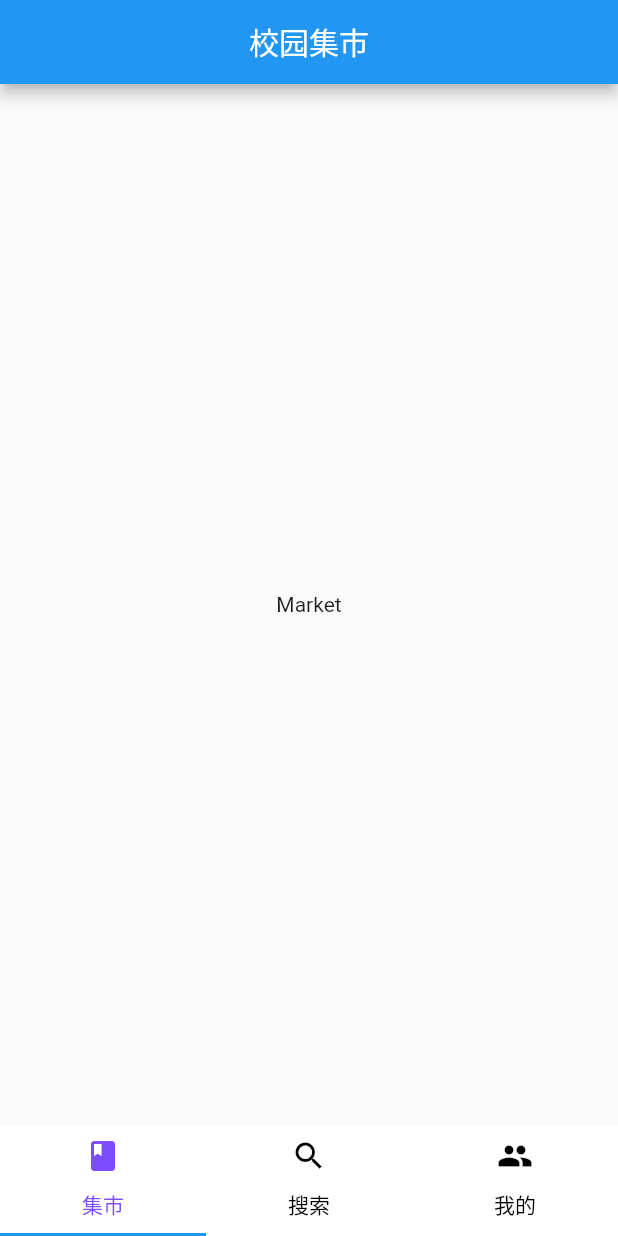
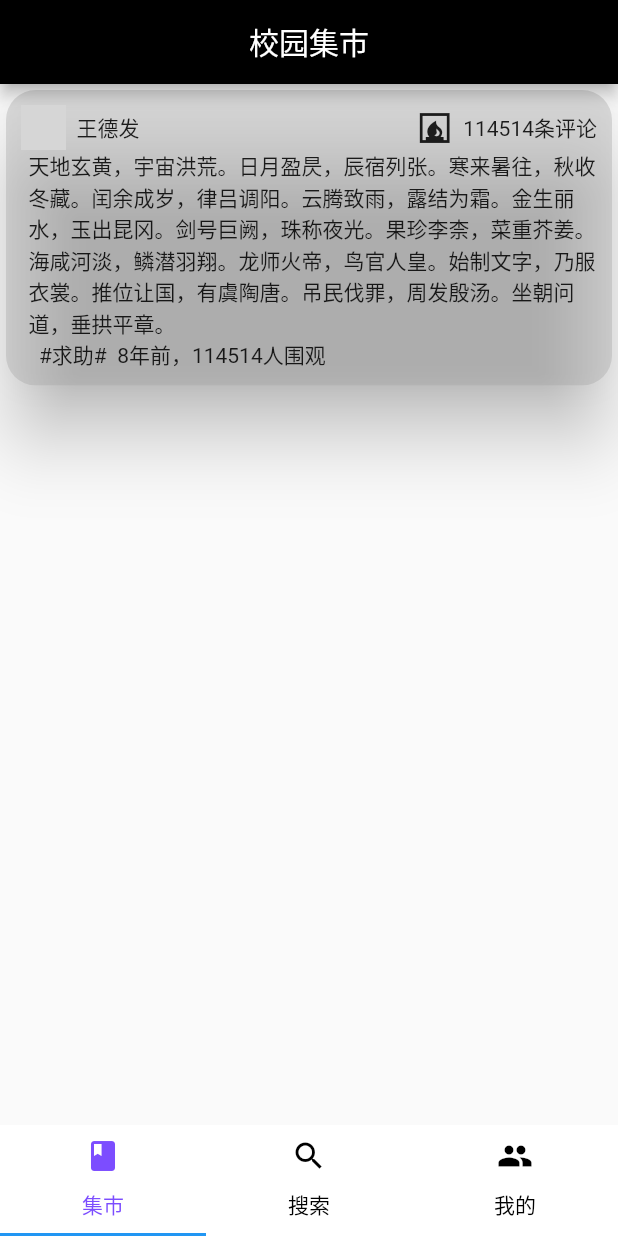
Before and after one commit to Mr-H-s-Fans/TheCampusMarket, a Flutter app: the screen it shows after launch, on a phone screen of 412 x 824 dp. Run offline on Flutter 3.47's test engine with Material 2 defaults, Android fonts, the phone set to English and light mode, and no system bars; grey boxes are pictures that could not be loaded.

Commit message:
添加了校园集市模板，更改了 AppBar 的颜色

```diff
--- a/lib/market.dart
+++ b/lib/market.dart
@@ -14,19 +14,84 @@ class MarketState extends State<Market> {
       debugShowCheckedModeBanner: false,
       home: Scaffold(
         appBar: AppBar(
+          backgroundColor: Colors.black,
           title: const Text("校园集市"),
           centerTitle: true,
         ),
         body: Center(
-          child: Column(
-            mainAxisAlignment: MainAxisAlignment.center,
-            children: const <Widget>[
-              Text("Market"),
+          child: ListView(
+            children: <Widget>[
+              Card(
+                color: Color.fromARGB(1, 157, 157, 157),
+                elevation: 20.0,
+                shape: RoundedRectangleBorder(
+                  borderRadius: BorderRadius.all(Radius.circular(20.0)),
+                ),
+                clipBehavior: Clip.antiAlias,
+                semanticContainer: false,
+                child: Container(
+                  color: Color.fromARGB(85, 158, 158, 158),
+                  alignment: Alignment.center,
+                  child: Padding(
+                    padding: EdgeInsets.all(10),
+                    child: Column(
+                      mainAxisAlignment: MainAxisAlignment.center,
+                      children: <Widget>[
+                        // 头像行
+                        Row(
+                          children: <Widget>[
+                            // 头像和昵称
+                            Expanded(
+                              flex: 1,
+                              child: Row(
+                                children: <Widget>[
+                                  Container(
+                                    width: 30,
+                                    height: 30,
+                                    child: ClipOval(
+                                      child: Image(
+                                        image: AssetImage("images/face_1.jpg"),
+                                      ),
+                                    ),
+                                  ),
+                                  Text("  王德发"),
+                                ],
+                              ),
+                            ),
+                            // 热度图标和评论数
+                            Expanded(child: Row(
+                              mainAxisAlignment: MainAxisAlignment.end,
+                              children: <Widget>[
+                                Icon(Icons.fireplace),
+                                Text("  114514条评论"),
+                              ],
+                            ), flex: 2,),
+                          ],
+                        ),
+                        // 内容行
+                        Padding(
+                          padding: EdgeInsets.only(left: 5),
+                          child: Text("天地玄黄，宇宙洪荒。日月盈昃，辰宿列张。寒来暑往，秋收冬藏。闰余成岁，律吕调阳。云腾致雨，露结为霜。金生丽水，玉出昆冈。剑号巨阙，珠称夜光。果珍李柰，菜重芥姜。海咸河淡，鳞潜羽翔。龙师火帝，鸟官人皇。始制文字，乃服衣裳。推位让国，有虞陶唐。吊民伐罪，周发殷汤。坐朝问道，垂拱平章。 ")
+                        ),
+                        // 标签行
+                        Padding(
+                            padding: EdgeInsets.only(left: 5),
+                            child: Row(
+                          mainAxisAlignment: MainAxisAlignment.start,
+                          children: <Widget>[
+                            Text("  #求助#"),
+                            Text("  8年前，114514人围观"),
+                          ],
+                        )),
+                      ],
+                    ),
+                  ),
+                ),
+              ),
             ],
           ),
         ),
       ),
     );
   }
-
 }
```
